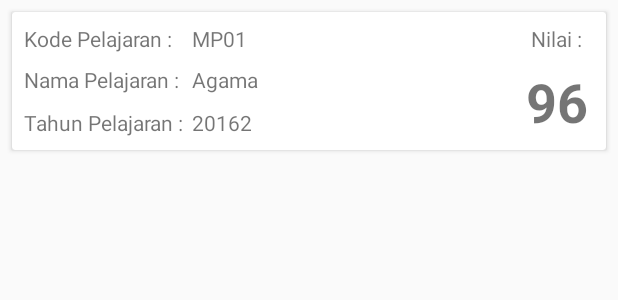
After one commit to Reznoff/iSolution-Rev2, an Android app: the layout adapter_nilai.xml on its own in the app's theme, with its tools: preview values and no code run, on a phone screen of 412 x 824 dp. The commit adds this screen. Shown: the top 300 px of the screen. Run offline under Robolectric (Android 15) with nearby library versions, the light colour scheme and no system bars.

Commit message:
Add NilaiFragment with Dummy Data

```diff
--- a/app/build.gradle
+++ b/app/build.gradle
@@ -32,4 +32,5 @@ dependencies {
     androidTestImplementation 'com.android.support.test:runner:1.0.2'
     androidTestImplementation 'com.android.support.test.espresso:espresso-core:3.0.2'
     implementation 'com.android.support:recyclerview-v7:28.0.0-beta01'
+    implementation 'com.android.support:design:28.0.0-beta01'
 }
--- a/app/src/main/java/com/example/kemalmaulana/isolution/Activity/SplashActivity.kt
+++ b/app/src/main/java/com/example/kemalmaulana/isolution/Activity/SplashActivity.kt
@@ -10,6 +10,7 @@ class SplashActivity : BaseActivity() {
     override fun onCreate(savedInstanceState: Bundle?) {
         super.onCreate(savedInstanceState)
         setContentView(R.layout.activity_splash)
+        supportActionBar?.hide()
 
         val handler: Handler = Handler()
         handler.postDelayed(Runnable {
--- /dev/null
+++ b/app/src/main/java/com/example/kemalmaulana/isolution/Data/PojoNilai.kt
@@ -0,0 +1,3 @@
+package com.example.kemalmaulana.isolution.Data
+
+class PojoNilai(val kode: String, val nama: String, val tahunAjaran: String, val nilai: Int)
--- a/app/src/main/java/com/example/kemalmaulana/isolution/Fragment/JadwalFragment.kt
+++ b/app/src/main/java/com/example/kemalmaulana/isolution/Fragment/JadwalFragment.kt
@@ -10,6 +10,7 @@ import android.view.ViewGroup
 import com.example.kemalmaulana.isolution.R
 
 class JadwalFragment : Fragment() {
+
 
     companion object {
         fun newInstance(): JadwalFragment {
--- a/app/src/main/java/com/example/kemalmaulana/isolution/Fragment/KehadiranFragment.kt
+++ b/app/src/main/java/com/example/kemalmaulana/isolution/Fragment/KehadiranFragment.kt
@@ -1,5 +1,4 @@
 package com.example.kemalmaulana.isolution.Fragment
-
 
 import android.os.Bundle
 import android.support.v4.app.Fragment
--- /dev/null
+++ b/app/src/main/res/layout/adapter_nilai.xml
@@ -0,0 +1,107 @@
+<?xml version="1.0" encoding="utf-8"?>
+<LinearLayout xmlns:android="http://schemas.android.com/apk/res/android"
+    xmlns:app="http://schemas.android.com/apk/res-auto"
+    xmlns:tools="http://schemas.android.com/tools"
+    android:layout_width="match_parent"
+    android:layout_height="match_parent"
+    android:orientation="vertical">
+
+    <android.support.v7.widget.CardView
+        android:layout_width="match_parent"
+        android:layout_height="wrap_content"
+        android:layout_marginBottom="8dp"
+        android:layout_marginEnd="8dp"
+        android:layout_marginStart="8dp"
+        android:layout_marginTop="8dp">
+
+        <android.support.constraint.ConstraintLayout
+            android:layout_width="match_parent"
+            android:layout_height="wrap_content">
+
+            <TextView
+                android:id="@+id/textView15"
+                android:layout_width="wrap_content"
+                android:layout_height="wrap_content"
+                android:layout_marginTop="8dp"
+                android:text="Kode Pelajaran :"
+                app:layout_constraintStart_toStartOf="@+id/textView17"
+                app:layout_constraintTop_toTopOf="parent" />
+
+            <TextView
+                android:id="@+id/tvKode"
+                android:layout_width="wrap_content"
+                android:layout_height="wrap_content"
+                android:layout_marginTop="8dp"
+                android:text="MP01"
+                app:layout_constraintStart_toStartOf="@+id/tvNama"
+                app:layout_constraintTop_toTopOf="parent" />
+
+            <TextView
+                android:id="@+id/textView17"
+                android:layout_width="wrap_content"
+                android:layout_height="wrap_content"
+                android:layout_marginStart="8dp"
+                android:layout_marginTop="8dp"
+                android:text="Nama Pelajaran :"
+                app:layout_constraintStart_toStartOf="parent"
+                app:layout_constraintTop_toBottomOf="@+id/textView15" />
+
+            <TextView
+                android:id="@+id/tvNama"
+                android:layout_width="wrap_content"
+                android:layout_height="wrap_content"
+                android:layout_marginStart="8dp"
+                android:layout_marginTop="8dp"
+                android:text="Agama"
+                app:layout_constraintStart_toEndOf="@+id/textView17"
+                app:layout_constraintTop_toBottomOf="@+id/tvKode" />
+
+            <TextView
+                android:id="@+id/textView19"
+                android:layout_width="wrap_content"
+                android:layout_height="wrap_content"
+                android:layout_marginEnd="16dp"
+                android:layout_marginTop="8dp"
+                android:text="Nilai :"
+                app:layout_constraintEnd_toEndOf="parent"
+                app:layout_constraintTop_toTopOf="parent" />
+
+            <TextView
+                android:id="@+id/tvNilai"
+                android:layout_width="wrap_content"
+                android:layout_height="wrap_content"
+                android:layout_marginBottom="8dp"
+                android:layout_marginEnd="16dp"
+                android:layout_marginTop="8dp"
+                android:text="96"
+                android:textSize="36dp"
+                android:textStyle="bold"
+                app:layout_constraintBottom_toBottomOf="parent"
+                app:layout_constraintEnd_toEndOf="parent"
+                app:layout_constraintStart_toStartOf="@+id/textView19"
+                app:layout_constraintTop_toBottomOf="@+id/textView19" />
+
+            <TextView
+                android:id="@+id/textView21"
+                android:layout_width="wrap_content"
+                android:layout_height="wrap_content"
+                android:layout_marginBottom="8dp"
+                android:layout_marginTop="8dp"
+                android:text="Tahun Pelajaran :"
+                app:layout_constraintBottom_toBottomOf="parent"
+                app:layout_constraintStart_toStartOf="@+id/textView17"
+                app:layout_constraintTop_toBottomOf="@+id/textView17" />
+
+            <TextView
+                android:id="@+id/tvTahun"
+                android:layout_width="wrap_content"
+                android:layout_height="wrap_content"
+                android:layout_marginBottom="8dp"
+                android:layout_marginTop="8dp"
+                android:text="20162"
+                app:layout_constraintBottom_toBottomOf="parent"
+                app:layout_constraintStart_toStartOf="@+id/tvNama"
+                app:layout_constraintTop_toBottomOf="@+id/tvNama" />
+        </android.support.constraint.ConstraintLayout>
+    </android.support.v7.widget.CardView>
+</LinearLayout>
--- a/app/src/main/res/values/colors.xml
+++ b/app/src/main/res/values/colors.xml
@@ -1,6 +1,6 @@
 <?xml version="1.0" encoding="utf-8"?>
 <resources>
-    <color name="colorPrimary">#3F51B5</color>
-    <color name="colorPrimaryDark">#303F9F</color>
-    <color name="colorAccent">#FF4081</color>
+    <color name="colorPrimary">#3f3f3f</color>
+    <color name="colorPrimaryDark">#3f3f3f</color>
+    <color name="colorAccent">#4c9ec7</color>
 </resources>
--- a/app/src/main/res/values/styles.xml
+++ b/app/src/main/res/values/styles.xml
@@ -1,11 +1,15 @@
 <resources>
 
     <!-- Base application theme. -->
-    <style name="AppTheme" parent="Theme.AppCompat.Light.NoActionBar">
+    <style name="AppTheme" parent="Theme.AppCompat.Light.DarkActionBar">
         <!-- Customize your theme here. -->
         <item name="colorPrimary">@color/colorPrimary</item>
         <item name="colorPrimaryDark">@color/colorPrimaryDark</item>
         <item name="colorAccent">@color/colorAccent</item>
     </style>
 
+    <style name="AppTheme.AppBarOverlay" parent="ThemeOverlay.AppCompat.Dark.ActionBar" />
+
+    <style name="AppTheme.PopupOverlay" parent="ThemeOverlay.AppCompat.Light" />
+
 </resources>
```
Also changed, not shown: app/src/main/AndroidManifest.xml (+5 -2 lines), app/src/main/java/com/example/kemalmaulana/isolution/Activity/DetailActivity.kt (+34 -13 lines), app/src/main/java/com/example/kemalmaulana/isolution/Adapter/NilaiAdapter.kt (added, +48 -0 lines), app/src/main/java/com/example/kemalmaulana/isolution/Data/DummyData.kt (added, +10 -0 lines), app/src/main/java/com/example/kemalmaulana/isolution/Fragment/NilaiFragment.kt (+9 -0 lines), app/src/main/res/layout/fragment_jadwal.xml (+24 -8 lines), app/src/main/res/layout/fragment_kehadiran.xml (+30 -6 lines), app/src/main/res/layout/fragment_nilai.xml (+19 -6 lines), app/src/main/res/menu/menu_nilai.xml (added, +13 -0 lines), app/src/main/res/values/dimens.xml (added, +9 -0 lines), app/src/main/res/values/strings.xml (+9 -0 lines).
